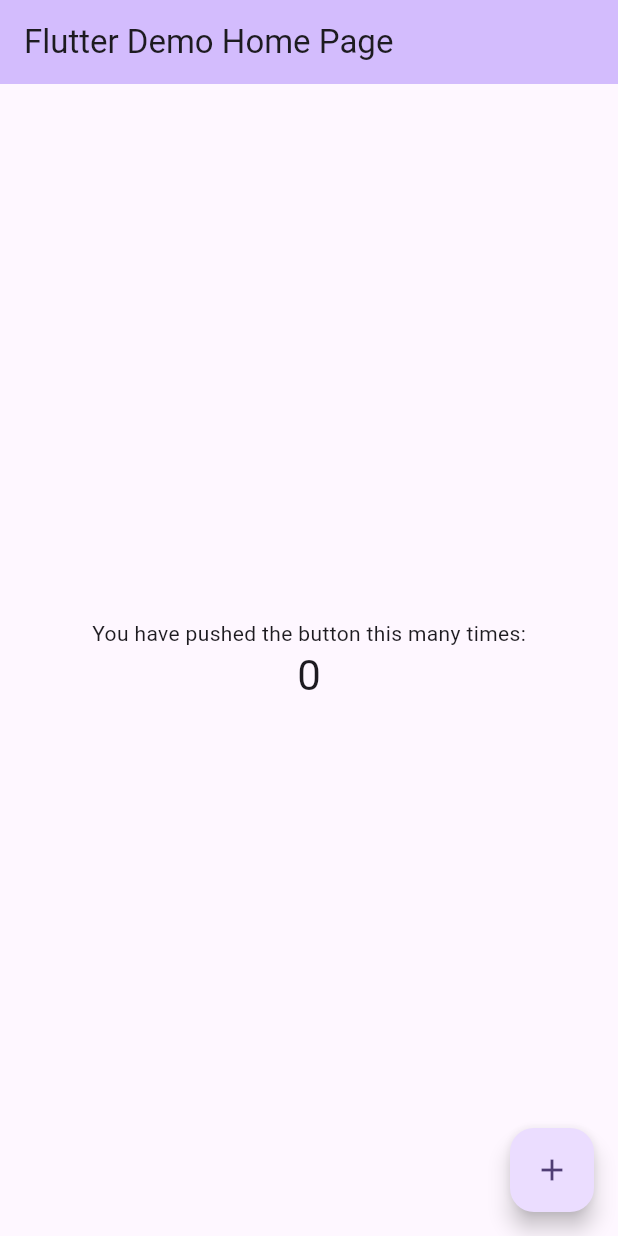
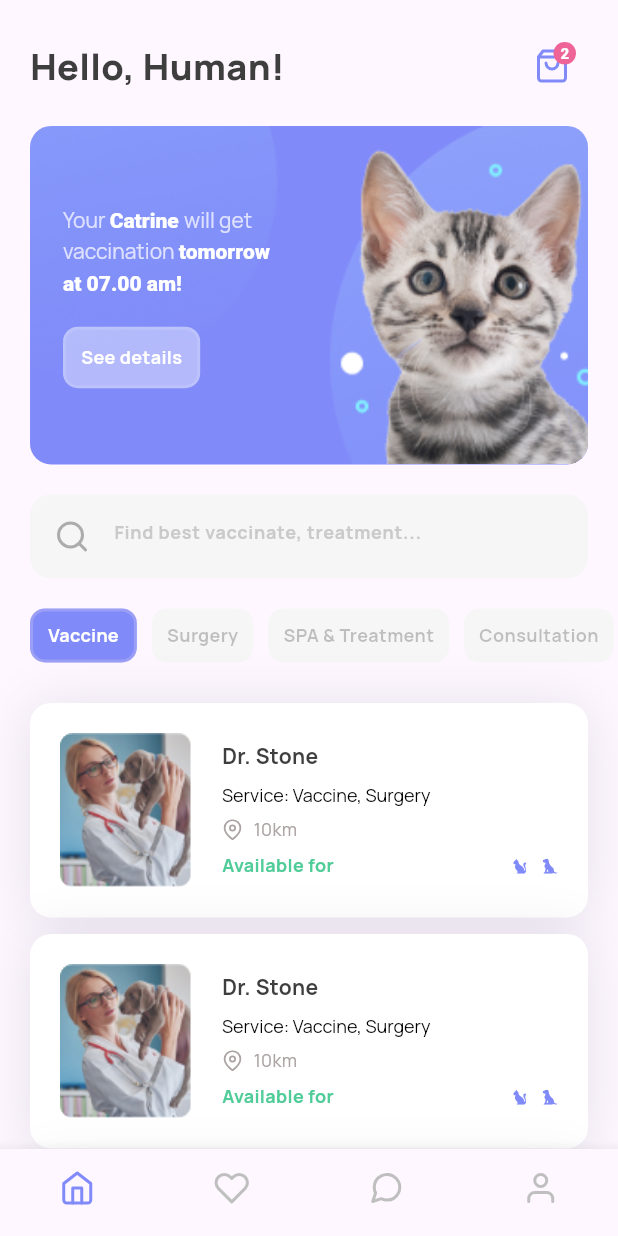
Before and after one commit to lazuardh/healty_pet, a Flutter app: the screen it shows after launch, on a phone screen of 412 x 824 dp. Run offline on Flutter 3.47's test engine with Material 3 defaults, Android fonts, the phone set to English and light mode, and no system bars; our stand-ins replace feather_icons, flutter_svg, google_fonts.

Commit message:
create/ bottomNavbar, homeScreen

```diff
--- /dev/null
+++ b/lib/features/data/models/service_model.dart
@@ -0,0 +1,10 @@
+class Service {
+  static String vaccine = "Vaccine";
+  static String surgery = "Surgery";
+  static String spaAndTreatment = "SPA & Treatment";
+  static String consultation = "Consultation";
+
+  static List<String> all() {
+    return [vaccine, surgery, spaAndTreatment, consultation];
+  }
+}
--- /dev/null
+++ b/lib/features/domain/entity/doctor_entity.dart
@@ -0,0 +1,32 @@
+import '../../data/models/service_model.dart';
+
+class DoctorModel {
+  String name;
+  String image;
+  List<String> services;
+  int distance;
+
+  DoctorModel(
+      {required this.name,
+      required this.image,
+      required this.services,
+      required this.distance});
+}
+
+var doctors = [
+  DoctorModel(
+      name: "Dr. Stone ",
+      image: "Dr. Stone.jpg",
+      services: [Service.vaccine, Service.surgery],
+      distance: 10),
+  DoctorModel(
+      name: "Dr. Stone ",
+      image: "Dr. Stone.jpg",
+      services: [Service.vaccine, Service.surgery],
+      distance: 10),
+  DoctorModel(
+      name: "Dr. Stone ",
+      image: "Dr. Stone.jpg",
+      services: [Service.vaccine, Service.surgery],
+      distance: 10)
+];
--- /dev/null
+++ b/lib/features/presentation/pages/bottom_navigation.dart
@@ -0,0 +1,66 @@
+import 'package:feather_icons/feather_icons.dart';
+import 'package:flutter/material.dart';
+import 'package:healtypet_application/features/presentation/pages/chat_screen.dart';
+import 'package:healtypet_application/features/presentation/pages/favorite_screen.dart';
+import 'package:healtypet_application/features/presentation/pages/home_screen.dart';
+import 'package:healtypet_application/features/presentation/pages/profile_screen.dart';
+
+class BottomNavigationPages extends StatefulWidget {
+  const BottomNavigationPages({super.key});
+
+  @override
+  State<BottomNavigationPages> createState() => _BottomNavigationPagesState();
+}
+
+class _BottomNavigationPagesState extends State<BottomNavigationPages> {
+  int activeIndexPages = 0;
+  final Color activeColor = const Color(0xFF818AF9);
+  var menus = [
+    FeatherIcons.home,
+    FeatherIcons.heart,
+    FeatherIcons.messageCircle,
+    FeatherIcons.user
+  ];
+
+  final pages = const [
+    HomeScreen(),
+    FavoriteScreen(),
+    ChatScreen(),
+    ProfileScreen(),
+  ];
+
+  @override
+  Widget build(BuildContext context) {
+    return Scaffold(
+      extendBody: true,
+      body: IndexedStack(
+        index: activeIndexPages,
+        children: List.generate(
+          pages.length,
+          (index) => pages[activeIndexPages],
+        ),
+      ),
+      bottomNavigationBar: BottomNavigationBar(
+        onTap: (index) {
+          setState(() {
+            activeIndexPages = index;
+          });
+        },
+        selectedItemColor: activeColor,
+        type: BottomNavigationBarType.fixed,
+        items: menus
+            .map(
+              (icon) => BottomNavigationBarItem(
+                icon: Icon(icon),
+                label: icon.toString(),
+              ),
+            )
+            .toList(),
+        showSelectedLabels: false,
+        currentIndex: activeIndexPages,
+        showUnselectedLabels: false,
+        unselectedItemColor: const Color(0xFFBFBFBF),
+      ),
+    );
+  }
+}
--- /dev/null
+++ b/lib/features/presentation/pages/chat_screen.dart
@@ -0,0 +1,10 @@
+import 'package:flutter/material.dart';
+
+class ChatScreen extends StatelessWidget {
+  const ChatScreen({super.key});
+
+  @override
+  Widget build(BuildContext context) {
+    return const Placeholder();
+  }
+}
--- /dev/null
+++ b/lib/features/presentation/pages/favorite_screen.dart
@@ -0,0 +1,19 @@
+import 'package:flutter/material.dart';
+import 'package:healtypet_application/features/presentation/utils/text_style.dart';
+
+class FavoriteScreen extends StatelessWidget {
+  const FavoriteScreen({super.key});
+
+  @override
+  Widget build(BuildContext context) {
+    return Scaffold(
+      appBar: AppBar(
+        centerTitle: true,
+        title: Text(
+          "Doctor",
+          style: text1(Colors.grey, bold),
+        ),
+      ),
+    );
+  }
+}
--- /dev/null
+++ b/lib/features/presentation/pages/home_screen.dart
@@ -0,0 +1,335 @@
+import 'package:feather_icons/feather_icons.dart';
+import 'package:flutter/material.dart';
+import 'package:flutter/services.dart';
+import 'package:flutter_svg/svg.dart';
+import 'package:google_fonts/google_fonts.dart';
+
+import '../../data/models/service_model.dart';
+import '../../domain/entity/doctor_entity.dart';
+
+var selectedService = 0;
+var menus = [
+  FeatherIcons.home,
+  FeatherIcons.heart,
+  FeatherIcons.messageCircle,
+  FeatherIcons.user
+];
+var selectedMenu = 0;
+
+class HomeScreen extends StatelessWidget {
+  const HomeScreen({super.key});
+
+  @override
+  Widget build(BuildContext context) {
+    SystemChrome.setSystemUIOverlayStyle(SystemUiOverlayStyle.dark);
+
+    return Scaffold(
+      extendBody: true,
+      body: SafeArea(
+          child: SingleChildScrollView(
+        child: Column(
+          children: [
+            const SizedBox(
+              height: 20,
+            ),
+            _greetings(),
+            const SizedBox(
+              height: 16,
+            ),
+            _card(),
+            const SizedBox(
+              height: 20,
+            ),
+            _search(),
+            const SizedBox(
+              height: 20,
+            ),
+            _services(),
+            const SizedBox(
+              height: 27,
+            ),
+            _doctors()
+          ],
+        ),
+      )),
+    );
+  }
+
+  ListView _doctors() {
+    return ListView.separated(
+        padding: const EdgeInsets.symmetric(horizontal: 20),
+        physics: const NeverScrollableScrollPhysics(),
+        shrinkWrap: true,
+        itemBuilder: (context, index) => _doctor(doctors[index]),
+        separatorBuilder: (context, index) => const SizedBox(
+              height: 11,
+            ),
+        itemCount: doctors.length);
+  }
+
+  Container _doctor(DoctorModel doctorModel) {
+    return Container(
+      padding: const EdgeInsets.all(20),
+      decoration: BoxDecoration(
+          color: Colors.white,
+          borderRadius: BorderRadius.circular(14),
+          boxShadow: [
+            BoxShadow(
+                color: const Color(0xFF35385A).withOpacity(.12),
+                blurRadius: 30,
+                offset: const Offset(0, 2))
+          ]),
+      child: Row(children: [
+        Container(
+          clipBehavior: Clip.hardEdge,
+          decoration: BoxDecoration(borderRadius: BorderRadius.circular(8)),
+          child: Image.asset(
+            'assets/images/${doctorModel.image}',
+            width: 88,
+            height: 103,
+          ),
+        ),
+        const SizedBox(
+          width: 20,
+        ),
+        Flexible(
+          fit: FlexFit.tight,
+          child: Column(
+            crossAxisAlignment: CrossAxisAlignment.start,
+            children: [
+              Text(
+                doctorModel.name,
+                style: GoogleFonts.manrope(
+                    fontSize: 14,
+                    fontWeight: FontWeight.bold,
+                    color: const Color(0xFF3F3E3F)),
+              ),
+              const SizedBox(
+                height: 7,
+              ),
+              RichText(
+                  text: TextSpan(
+                      text: "Service: ${doctorModel.services.join(', ')}",
+                      style: GoogleFonts.manrope(
+                          fontSize: 12, color: Colors.black))),
+              const SizedBox(
+                height: 7,
+              ),
+              Row(
+                children: [
+                  const Icon(
+                    FeatherIcons.mapPin,
+                    size: 14,
+                    color: Color(0xFFACA3A3),
+                  ),
+                  const SizedBox(
+                    width: 7,
+                  ),
+                  Text("${doctorModel.distance}km",
+                      style: GoogleFonts.manrope(
+                        fontSize: 12,
+                        color: const Color(0xFFACA3A3),
+                      ))
+                ],
+              ),
+              const SizedBox(
+                height: 7,
+              ),
+              Row(
+                children: [
+                  Text(
+                    "Available for",
+                    style: GoogleFonts.manrope(
+                        color: const Color(0xFF50CC98),
+                        fontWeight: FontWeight.bold,
+                        fontSize: 12),
+                  ),
+                  const Spacer(),
+                  SvgPicture.asset('assets/svgs/cat.svg'),
+                  const SizedBox(
+                    width: 10,
+                  ),
+                  SvgPicture.asset('assets/svgs/dog.svg'),
+                ],
+              ),
+            ],
+          ),
+        )
+      ]),
+    );
+  }
+
+  SizedBox _services() {
+    return SizedBox(
+      height: 36,
+      child: ListView.separated(
+          padding: const EdgeInsets.symmetric(horizontal: 20),
+          scrollDirection: Axis.horizontal,
+          itemBuilder: (context, index) => Container(
+                padding: const EdgeInsets.symmetric(horizontal: 10),
+                decoration: BoxDecoration(
+                    color: selectedService == index
+                        ? const Color(0xFF818AF9)
+                        : const Color(0xFFF6F6F6),
+                    border: selectedService == index
+                        ? Border.all(
+                            color: const Color(0xFFF1E5E5).withOpacity(.22),
+                            width: 2)
+                        : null,
+                    borderRadius: BorderRadius.circular(10)),
+                child: Center(
+                    child: Text(
+                  Service.all()[index],
+                  style: GoogleFonts.manrope(
+                      fontSize: 12,
+                      fontWeight: FontWeight.bold,
+                      color: selectedService == index
+                          ? Colors.white
+                          : const Color(0xFF3F3E3F).withOpacity(.3)),
+                )),
+              ),
+          separatorBuilder: (context, index) => const SizedBox(
+                width: 10,
+              ),
+          itemCount: Service.all().length),
+    );
+  }
+
+  Widget _search() {
+    return Container(
+      margin: const EdgeInsets.symmetric(horizontal: 20),
+      padding: const EdgeInsets.symmetric(vertical: 4, horizontal: 4),
+      decoration: BoxDecoration(
+          color: const Color(0xFFF6F6F6),
+          borderRadius: BorderRadius.circular(14)),
+      child: TextFormField(
+        decoration: InputDecoration(
+            border: InputBorder.none,
+            prefixIcon: const Icon(
+              FeatherIcons.search,
+              color: Color(0xFFADACAD),
+            ),
+            hintText: "Find best vaccinate, treatment...",
+            hintStyle: GoogleFonts.manrope(
+                fontSize: 12,
+                fontWeight: FontWeight.bold,
+                color: const Color(0xFFCACACA),
+                height: 150 / 100)),
+      ),
+    );
+  }
+
+  AspectRatio _card() {
+    return AspectRatio(
+      aspectRatio: 336 / 184,
+      child: Container(
+        clipBehavior: Clip.hardEdge,
+        margin: const EdgeInsets.symmetric(horizontal: 20),
+        decoration: BoxDecoration(
+          borderRadius: BorderRadius.circular(14),
+          color: const Color(0xFF818AF9),
+        ),
+        child: Stack(children: [
+          Image.asset(
+            'assets/images/background_card.png',
+            height: double.maxFinite,
+            width: double.maxFinite,
+            fit: BoxFit.cover,
+          ),
+          Padding(
+            padding: const EdgeInsets.symmetric(horizontal: 22),
+            child: Column(
+              mainAxisAlignment: MainAxisAlignment.center,
+              crossAxisAlignment: CrossAxisAlignment.start,
+              children: [
+                RichText(
+                    text: TextSpan(
+                        text: "Your ",
+                        style: GoogleFonts.manrope(
+                            fontSize: 14,
+                            color: const Color(0xFFDEE1FE),
+                            height: 150 / 100),
+                        children: const [
+                      TextSpan(
+                          text: "Catrine ",
+                          style: TextStyle(
+                              color: Colors.white,
+                              fontWeight: FontWeight.w800)),
+                      TextSpan(text: "will get\nvaccination "),
+                      TextSpan(
+                          text: "tomorrow \nat 07.00 am!",
+                          style: TextStyle(
+                              color: Colors.white,
+                              fontWeight: FontWeight.w800)),
+                    ])),
+                const SizedBox(
+                  height: 20,
+                ),
+                Container(
+                  padding: const EdgeInsets.all(10),
+                  decoration: BoxDecoration(
+                      color: Colors.white.withOpacity(.4),
+                      border: Border.all(
+                          color: Colors.white.withOpacity(.12), width: 2),
+                      borderRadius: BorderRadius.circular(10)),
+                  child: Text(
+                    "See details",
+                    style: GoogleFonts.manrope(
+                        fontSize: 12,
+                        fontWeight: FontWeight.bold,
+                        color: Colors.white),
+                  ),
+                )
+              ],
+            ),
+          )
+        ]),
+      ),
+    );
+  }
+
+  Padding _greetings() {
+    return Padding(
+      padding: const EdgeInsets.symmetric(horizontal: 20),
+      child: Row(
+        mainAxisAlignment: MainAxisAlignment.spaceBetween,
+        children: [
+          Text(
+            'Hello, Human!',
+            style: GoogleFonts.manrope(
+                fontSize: 24,
+                fontWeight: FontWeight.w800,
+                color: const Color(0xFF3F3E3F)),
+          ),
+          Stack(children: [
+            IconButton(
+                onPressed: () {},
+                icon: const Icon(
+                  FeatherIcons.shoppingBag,
+                  color: Color(0xFF818AF9),
+                )),
+            Positioned(
+              right: 8,
+              top: 8,
+              child: Container(
+                height: 15,
+                width: 15,
+                decoration: BoxDecoration(
+                    color: const Color(0xFFEF6497),
+                    borderRadius: BorderRadius.circular(15 / 2)),
+                child: Center(
+                    child: Text(
+                  "2",
+                  style: GoogleFonts.mPlus1p(
+                      color: Colors.white,
+                      fontSize: 10,
+                      fontWeight: FontWeight.w800),
+                )),
+              ),
+            )
+          ])
+        ],
+      ),
+    );
+  }
+}
--- /dev/null
+++ b/lib/features/presentation/pages/introduction_screen.dart
@@ -0,0 +1,70 @@
+import 'package:flutter/material.dart';
+import 'package:flutter/services.dart';
+import 'package:google_fonts/google_fonts.dart';
+import 'package:healtypet_application/features/presentation/pages/bottom_navigation.dart';
+
+class IntroductionScreen extends StatelessWidget {
+  const IntroductionScreen({super.key});
+
+  @override
+  Widget build(BuildContext context) {
+    SystemChrome.setSystemUIOverlayStyle(SystemUiOverlayStyle.light);
+
+    Future.delayed(const Duration(seconds: 3)).then((value) {
+      Navigator.of(context).pushAndRemoveUntil(
+          MaterialPageRoute(
+            builder: (context) => const BottomNavigationPages(),
+          ),
+          (route) => false);
+    });
+
+    return Scaffold(
+      body: Stack(children: [
+        SizedBox(
+          width: double.infinity,
+          height: double.infinity,
+          child: Image.asset(
+            'assets/images/Background_pet.png',
+            fit: BoxFit.cover,
+          ),
+        ),
+        Center(
+          child: SafeArea(
+              child: Column(
+            crossAxisAlignment: CrossAxisAlignment.center,
+            children: [
+              const SizedBox(
+                height: 42,
+              ),
+              Image.asset(
+                'assets/logo/logo.png',
+                height: 22,
+              ),
+              const SizedBox(
+                height: 73,
+              ),
+              RichText(
+                textAlign: TextAlign.center,
+                text: TextSpan(
+                  text: "Helping you\nto keep ",
+                  style: GoogleFonts.manrope(
+                      fontSize: 24,
+                      color: const Color(0xFFDEE1FE),
+                      letterSpacing: 3.5 / 100,
+                      height: 152 / 100),
+                  children: const [
+                    TextSpan(
+                        text: "your bestie",
+                        style: TextStyle(
+                            color: Colors.white, fontWeight: FontWeight.w800)),
+                    TextSpan(text: "\nstay healthy!")
+                  ],
+                ),
+              )
+            ],
+          )),
+        )
+      ]),
+    );
+  }
+}
--- /dev/null
+++ b/lib/features/presentation/pages/profile_screen.dart
@@ -0,0 +1,10 @@
+import 'package:flutter/material.dart';
+
+class ProfileScreen extends StatelessWidget {
+  const ProfileScreen({super.key});
+
+  @override
+  Widget build(BuildContext context) {
+    return const Placeholder();
+  }
+}
--- a/lib/main.dart
+++ b/lib/main.dart
@@ -1,4 +1,5 @@
 import 'package:flutter/material.dart';
+import 'package:healtypet_application/features/presentation/pages/introduction_screen.dart';
 
 void main() {
   runApp(const MyApp());
@@ -13,113 +14,11 @@
     return MaterialApp(
       title: 'Flutter Demo',
       theme: ThemeData(
-        // This is the theme of your application.
-        //
-        // TRY THIS: Try running your application with "flutter run". You'll see
-        // the application has a purple toolbar. Then, without quitting the app,
-        // try changing the seedColor in the colorScheme below to Colors.green
-        // and then invoke "hot reload" (save your changes or press the "hot
-        // reload" button in a Flutter-supported IDE, or press "r" if you used
-        // the command line to start the app).
-        //
-        // Notice that the counter didn't reset back to zero; the application
-        // state is not lost during the reload. To reset the state, use hot
-        // restart instead.
-        //
-        // This works for code too, not just values: Most code changes can be
-        // tested with just a hot reload.
         colorScheme: ColorScheme.fromSeed(seedColor: Colors.deepPurple),
         useMaterial3: true,
       ),
-      home: const MyHomePage(title: 'Flutter Demo Home Page'),
+      debugShowCheckedModeBanner: false,
+      home: const IntroductionScreen(),
     );
   }
 }
-
-class MyHomePage extends StatefulWidget {
-  const MyHomePage({super.key, required this.title});
-
-  // This widget is the home page of your application. It is stateful, meaning
-  // that it has a State object (defined below) that contains fields that affect
-  // how it looks.
-
-  // This class is the configuration for the state. It holds the values (in this
-  // case the title) provided by the parent (in this case the App widget) and
-  // used by the build method of the State. Fields in a Widget subclass are
-  // always marked "final".
-
-  final String title;
-
-  @override
-  State<MyHomePage> createState() => _MyHomePageState();
-}
-
-class _MyHomePageState extends State<MyHomePage> {
-  int _counter = 0;
-
-  void _incrementCounter() {
-    setState(() {
-      // This call to setState tells the Flutter framework that something has
-      // changed in this State, which causes it to rerun the build method below
-      // so that the display can reflect the updated values. If we changed
-      // _counter without calling setState(), then the build method would not be
-      // called again, and so nothing would appear to happen.
-      _counter++;
-    });
-  }
-
-  @override
-  Widget build(BuildContext context) {
-    // This method is rerun every time setState is called, for instance as done
-    // by the _incrementCounter method above.
-    //
-    // The Flutter framework has been optimized to make rerunning build methods
-    // fast, so that you can just rebuild anything that needs updating rather
-    // than having to individually change instances of widgets.
-    return Scaffold(
-      appBar: AppBar(
-        // TRY THIS: Try changing the color here to a specific color (to
-        // Colors.amber, perhaps?) and trigger a hot reload to see the AppBar
-        // change color while the other colors stay the same.
-        backgroundColor: Theme.of(context).colorScheme.inversePrimary,
-        // Here we take the value from the MyHomePage object that was created by
-        // the App.build method, and use it to set our appbar title.
-        title: Text(widget.title),
-      ),
-      body: Center(
-        // Center is a layout widget. It takes a single child and positions it
-        // in the middle of the parent.
-        child: Column(
-          // Column is also a layout widget. It takes a list of children and
-          // arranges them vertically. By default, it sizes itself to fit its
-          // children horizontally, and tries to be as tall as its parent.
-          //
-          // Column has various properties to control how it sizes itself and
-          // how it positions its children. Here we use mainAxisAlignment to
-          // center the children vertically; the main axis here is the vertical
-          // axis because Columns are vertical (the cross axis would be
-          // horizontal).
-          //
-          // TRY THIS: Invoke "debug painting" (choose the "Toggle Debug Paint"
-          // action in the IDE, or press "p" in the console), to see the
-          // wireframe for each widget.
-          mainAxisAlignment: MainAxisAlignment.center,
-          children: <Widget>[
-            const Text(
-              'You have pushed the button this many times:',
-            ),
-            Text(
-              '$_counter',
-              style: Theme.of(context).textTheme.headlineMedium,
-            ),
-          ],
-        ),
-      ),
-      floatingActionButton: FloatingActionButton(
-        onPressed: _incrementCounter,
-        tooltip: 'Increment',
-        child: const Icon(Icons.add),
-      ), // This trailing comma makes auto-formatting nicer for build methods.
-    );
-  }
-}
```
Also changed, not shown: pubspec.yaml (+32 -42 lines), assets/images/Background_pet.png (added), assets/images/Dr. Stone.jpg (added), assets/images/background_card.png (added), assets/logo/logo.png (added), assets/svgs/cat.svg (added), assets/svgs/dog.svg (added), pubspec.lock, 1 other file.
